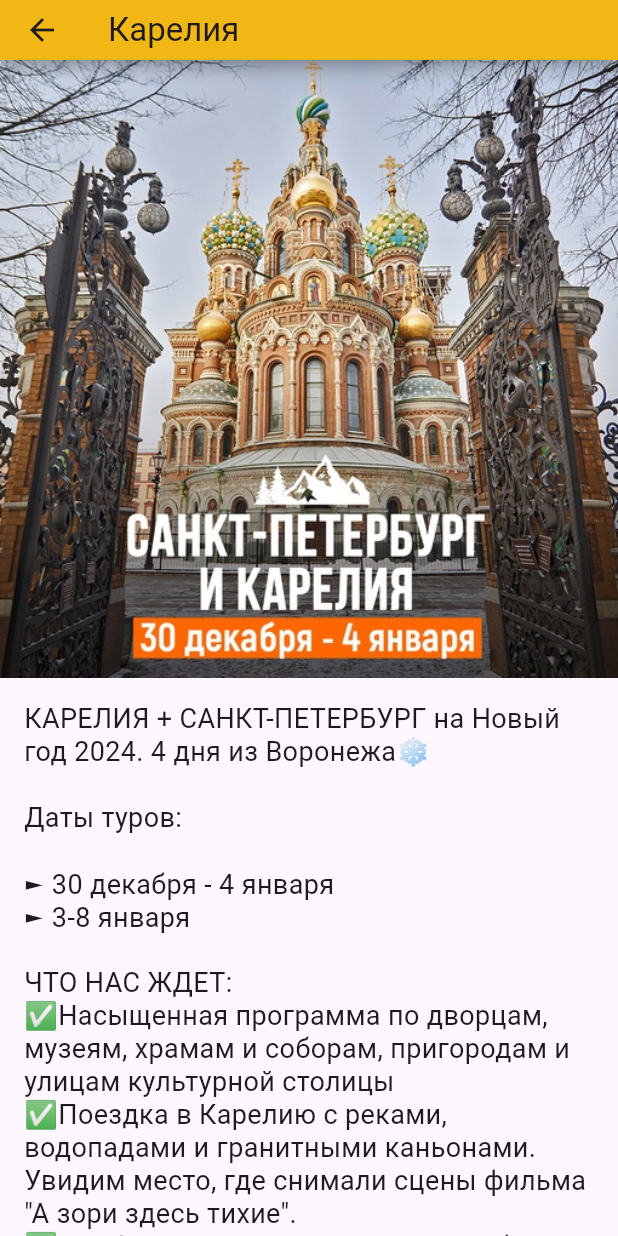
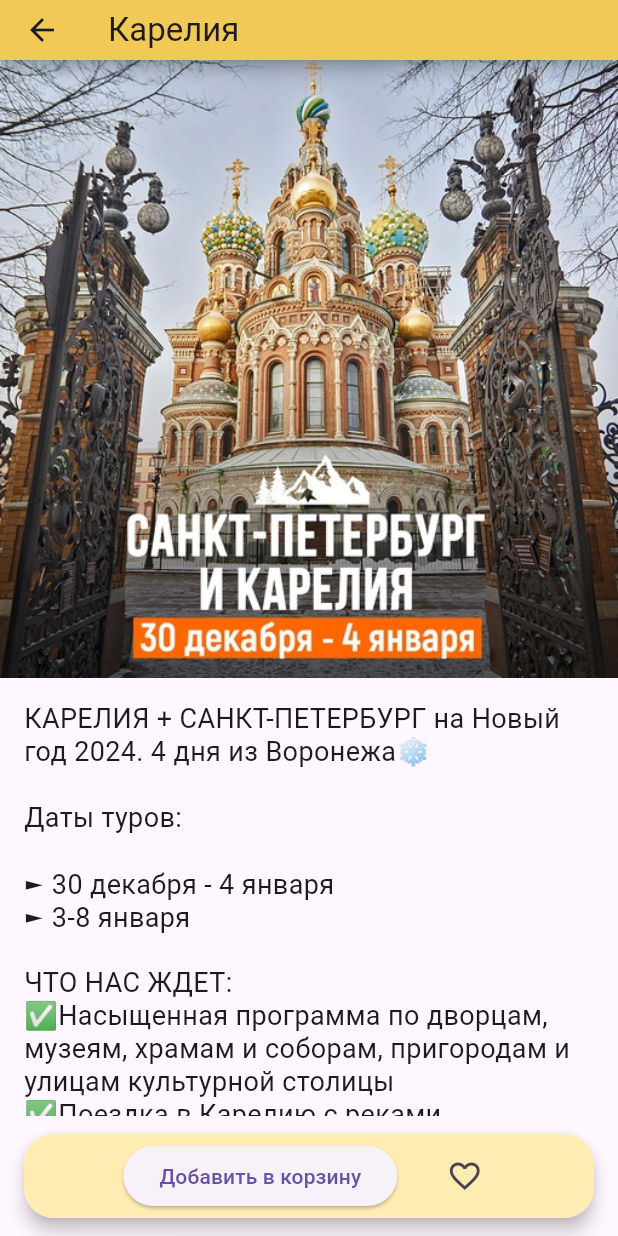
Before and after one commit to nkgrz/TravelApp, a Flutter app: the screen it shows after launch, after a tap on "Карелия", on a phone screen of 412 x 824 dp. Run offline on Flutter 3.47's test engine with Material 3 defaults, Android fonts, the light colour scheme and no system bars; our stand-ins replace firebase_auth, firebase_core, firebase_storage, image_picker, permission_handler, shared_preferences; accounts and stored records are empty; project files that could hold a hidden picture were left out.

Commit message:
Small design changes

```diff
--- a/lib/main.dart
+++ b/lib/main.dart
@@ -26,9 +26,9 @@
           bodyLarge: TextStyle(height: 1.2),
           bodyMedium: TextStyle(height: 1.2),
         ),
-        appBarTheme: const AppBarTheme(
+        appBarTheme: AppBarTheme(
           toolbarHeight: 40.0, // Высота AppBar
-          color: Colors.amber, // Цвет AppBar
+          color: Colors.amber[300], // Цвет AppBar
           shadowColor: Colors.black, // Цвет тени
           elevation: 4, // высота тени
         ),
--- a/lib/screens/regions_screen.dart
+++ b/lib/screens/regions_screen.dart
@@ -145,17 +145,32 @@
                 style: const TextStyle(fontSize: 18),
               ),
             ),
-            Row(
+            const SizedBox(height: 15),
+          ],
+        ),
+      ),
+      // Нижняя подложка с кнопками "Добавить в корзину" и "Избранное"
+      bottomNavigationBar: BottomAppBar(
+        color:
+            Colors.transparent,
+        elevation: 0, // Убираем стандартную тень
+        child: Material(
+          elevation: 5, // Тень для Material
+          borderRadius: const BorderRadius.all(Radius.circular(20.0)),
+          child: SizedBox(
+            height: 60,
+            child: ClipRRect(
+              borderRadius: const BorderRadius.all(Radius.circular(20.0)),
+              child: Container(
+                color: Colors.amber[100],
+                child: Row(
                   mainAxisAlignment: MainAxisAlignment.center,
                   children: [
-                // Кнопка избранное
-                FavoriteButton(regionId: regionInfo.id),
                     // Кнопка добавить в корзину
                     ElevatedButton(
                       onPressed: () {
                         if (authService.currentUser == null) {
-                      Navigator.of(context).pushNamed(
-                          '/profile'); // или другой маршрут к экрану авторизации
+                          Navigator.of(context).pushNamed('/profile');
                         } else {
                           // Добавить продукт в корзину
                           addToCart(regionInfo.id);
@@ -164,10 +179,15 @@
                       },
                       child: const Text('Добавить в корзину'),
                     ),
+
+                    const SizedBox(width: 25.0),
+                    // Кнопка избранное
+                    FavoriteButton(regionId: regionInfo.id),
                   ],
                 ),
-            const SizedBox(height: 30),
-          ],
+              ),
+            ),
+          ),
         ),
       ),
     );
```
Lines whose indentation alone changed are shown as unchanged.
